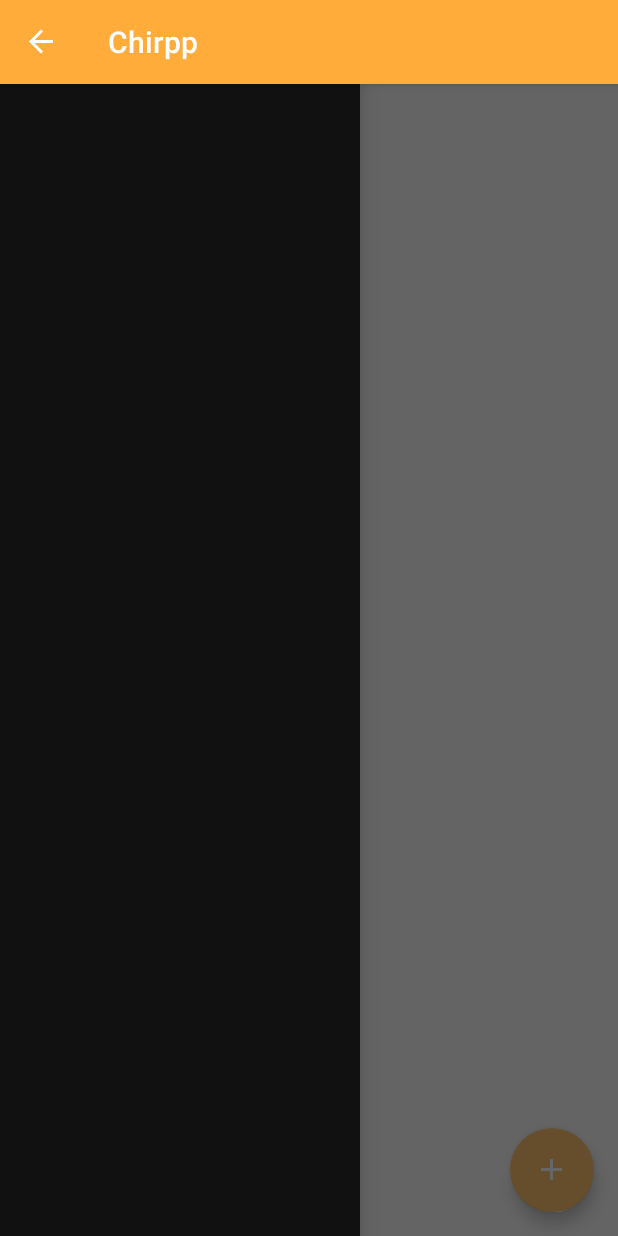
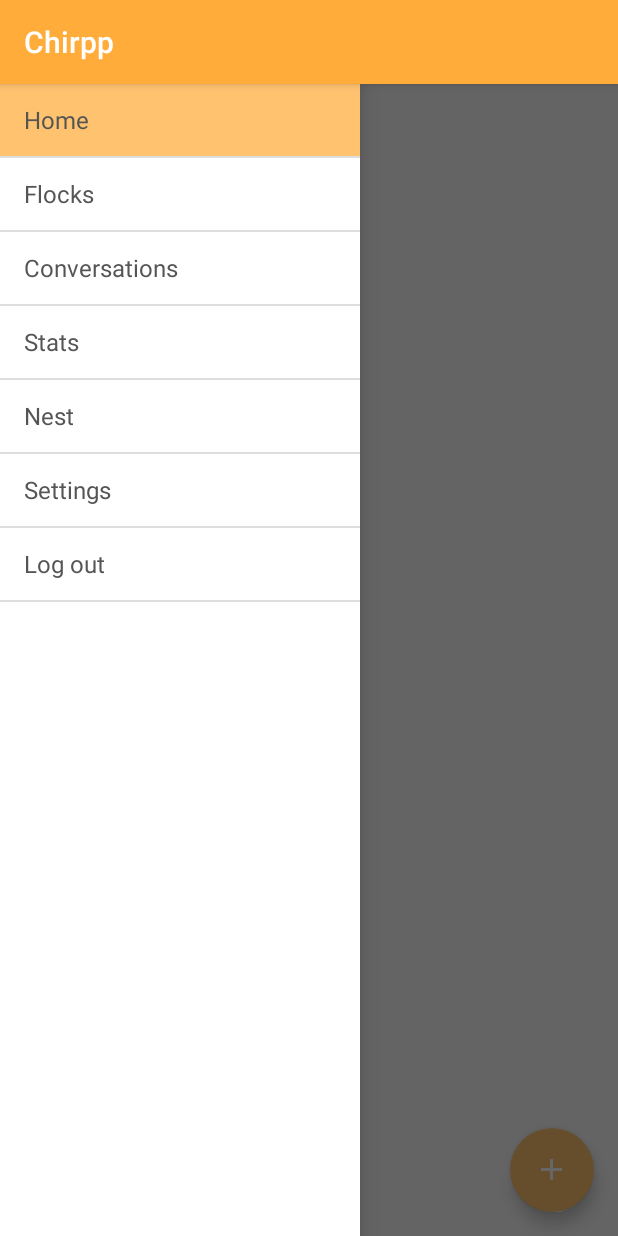
Before and after one commit to adamcreekroad/chirpp-android-java, an Android app: the HomeFeedActivity screen opened directly, with no data from a screen before it, with the side drawer open, on a phone screen of 412 x 824 dp. Run offline under Robolectric (Android 15) with nearby library versions, the phone set to English and light mode, and no system bars; our stand-ins replace Volley; network calls fail.

Commit message:
implemented working skeleton of nav drawer

```diff
--- a/app/build.gradle
+++ b/app/build.gradle
@@ -10,7 +10,7 @@ android {
         minSdkVersion 15
         targetSdkVersion 23
         versionCode 1
-        versionName "0.1.201"
+        versionName "0.1.205"
     }
     buildTypes {
         debug {
--- a/app/src/main/java/online/chirpp/www/chirpp/HomeFeedActivity.java
+++ b/app/src/main/java/online/chirpp/www/chirpp/HomeFeedActivity.java
@@ -1,5 +1,8 @@
 package online.chirpp.www.chirpp;
 
+import android.app.Fragment;
+import android.app.FragmentManager;
+import android.app.SearchManager;
 import android.content.Context;
 import android.content.Intent;
 import android.content.SharedPreferences;
@@ -13,16 +16,21 @@ import android.support.v4.widget.SwipeRefreshLayout;
 import android.support.v7.app.AppCompatActivity;
 import android.support.v7.widget.Toolbar;
 import android.util.Log;
+import android.view.LayoutInflater;
 import android.view.Menu;
+import android.view.MenuInflater;
 import android.view.MenuItem;
 import android.view.View;
+import android.view.ViewGroup;
 import android.widget.AbsListView;
+import android.widget.AdapterView;
 import android.widget.ArrayAdapter;
+import android.widget.ImageView;
 import android.widget.ListView;
 import android.widget.ProgressBar;
 import android.widget.TextView;
 import android.widget.EditText;
-
+import android.widget.Toast;
 
 
 import org.json.JSONObject;
@@ -38,6 +46,7 @@ import com.android.volley.toolbox.Volley;
 import java.util.Arrays;
 import java.util.HashMap;
 import java.util.List;
+import java.util.Locale;
 import java.util.Map;
 
 import adapters.PostAdapter;
@@ -63,6 +72,7 @@ public class HomeFeedActivity extends AppCompatActivity {
     private ActionBarDrawerToggle mDrawerToggle;
     private CharSequence mDrawerTitle;
     private CharSequence mTitle;
+    private String[] mActionTitles;
 
 
     @Override
@@ -71,8 +81,17 @@ public class HomeFeedActivity extends AppCompatActivity {
         setContentView(R.layout.activity_home_feed);
 
         mTitle = mDrawerTitle = getTitle();
+        mActionTitles = getResources().getStringArray(R.array.actions_array);
         mDrawerLayout = (DrawerLayout) findViewById(R.id.drawer_layout);
         mDrawerList = (ListView) findViewById(R.id.left_drawer);
+
+        // Set the adapter for the list view
+        mDrawerList.setAdapter(new ArrayAdapter<String>(this,
+                R.layout.drawer_list_item, mActionTitles));
+        // Set the list's click listener
+        mDrawerList.setOnItemClickListener(new DrawerItemClickListener());
+
+        getSupportActionBar().setHomeButtonEnabled(true);
 
         mDrawerToggle = new ActionBarDrawerToggle(this, mDrawerLayout,
                 R.string.drawer_open, R.string.drawer_close) {
@@ -95,8 +114,16 @@ public class HomeFeedActivity extends AppCompatActivity {
         // Set the drawer toggle as the DrawerListener
         mDrawerLayout.setDrawerListener(mDrawerToggle);
 
-        getSupportActionBar().setDisplayHomeAsUpEnabled(true);
-        getSupportActionBar().setHomeButtonEnabled(true);
+        if (savedInstanceState == null) {
+            selectItem(0);
+        }
+    }
+
+    @Override
+    public boolean onCreateOptionsMenu(Menu menu) {
+        MenuInflater inflater = getMenuInflater();
+        inflater.inflate(R.menu.main, menu);
+        return super.onCreateOptionsMenu(menu);
     }
 
     /* Called whenever we call invalidateOptionsMenu() */
@@ -104,8 +131,57 @@ public class HomeFeedActivity extends AppCompatActivity {
     public boolean onPrepareOptionsMenu(Menu menu) {
         // If the nav drawer is open, hide action items related to the content view
         boolean drawerOpen = mDrawerLayout.isDrawerOpen(mDrawerList);
+        menu.findItem(R.id.action_websearch).setVisible(!drawerOpen);
         return super.onPrepareOptionsMenu(menu);
     }
+
+    @Override
+    public boolean onOptionsItemSelected(MenuItem item) {
+        // The action bar home/up action should open or close the drawer.
+        // ActionBarDrawerToggle will take care of this.
+        if (mDrawerToggle.onOptionsItemSelected(item)) {
+            return true;
+        }
+        // Handle action buttons
+        switch(item.getItemId()) {
+            case R.id.action_websearch:
+                // create intent to perform web search for this planet
+                Intent intent = new Intent(Intent.ACTION_WEB_SEARCH);
+                intent.putExtra(SearchManager.QUERY, getSupportActionBar().getTitle());
+                // catch event that there's no activity to handle intent
+                if (intent.resolveActivity(getPackageManager()) != null) {
+                    startActivity(intent);
+                } else {
+                    Toast.makeText(this, R.string.app_not_available, Toast.LENGTH_LONG).show();
+                }
+                return true;
+            default:
+                return super.onOptionsItemSelected(item);
+        }
+    }
+
+    private class DrawerItemClickListener implements ListView.OnItemClickListener {
+        @Override
+        public void onItemClick(AdapterView parent, View view, int position, long id) {
+            selectItem(position);
+        }
+    }
+
+    /** Swaps fragments in the main content view */
+    private void selectItem(int position) {
+
+        // Highlight the selected item, update the title, and close the drawer
+        mDrawerList.setItemChecked(position, true);
+        setTitle(mActionTitles[position]);
+        mDrawerLayout.closeDrawer(mDrawerList);
+    }
+
+    @Override
+    public void setTitle(CharSequence title) {
+        mTitle = title;
+        getSupportActionBar().setTitle(mTitle);
+    }
+
 
     @Override
     protected void onPostCreate(Bundle savedInstanceState) {
@@ -120,17 +196,6 @@ public class HomeFeedActivity extends AppCompatActivity {
         mDrawerToggle.onConfigurationChanged(newConfig);
     }
 
-    @Override
-    public boolean onOptionsItemSelected(MenuItem item) {
-        // Pass the event to ActionBarDrawerToggle, if it returns
-        // true, then it has handled the app icon touch event
-        if (mDrawerToggle.onOptionsItemSelected(item)) {
-            return true;
-        }
-        // Handle your other action bar items...
-
-        return super.onOptionsItemSelected(item);
-    }
 
     @Override
     public void onStart() {
@@ -236,4 +301,5 @@ public class HomeFeedActivity extends AppCompatActivity {
         moveTaskToBack(true);
     }
 
+
 }
--- a/app/src/main/java/online/chirpp/www/chirpp/NewPostActivity.java
+++ b/app/src/main/java/online/chirpp/www/chirpp/NewPostActivity.java
@@ -37,6 +37,7 @@ public class NewPostActivity extends AppCompatActivity {
     @Override
     protected void onCreate(Bundle savedInstanceState) {
         super.onCreate(savedInstanceState);
+        getSupportActionBar().setDisplayHomeAsUpEnabled(true);
         getSupportActionBar().setDisplayShowHomeEnabled(true);
         getSupportActionBar().setLogo(R.drawable.ic_action);
         getSupportActionBar().setDisplayUseLogoEnabled(true);
--- a/app/src/main/res/layout/activity_home_feed.xml
+++ b/app/src/main/res/layout/activity_home_feed.xml
@@ -3,10 +3,12 @@
     android:id="@+id/drawer_layout"
     android:layout_width="match_parent"
     android:layout_height="match_parent">
+
     <android.support.design.widget.CoordinatorLayout
         xmlns:android="http://schemas.android.com/apk/res/android"
         android:layout_width="match_parent"
-        android:layout_height="match_parent">
+        android:layout_height="match_parent"
+        android:id="@+id/content_frame">
 
         <android.support.v4.widget.SwipeRefreshLayout
             xmlns:android="http://schemas.android.com/apk/res/android"
@@ -50,8 +52,8 @@
         android:layout_height="match_parent"
         android:layout_gravity="start"
         android:choiceMode="singleChoice"
-        android:divider="@android:color/transparent"
-        android:dividerHeight="0dp"
-        android:background="#111"/>
+        android:divider="#ddd"
+        android:dividerHeight="1dp"
+        android:background="#fff"/>
 
 </android.support.v4.widget.DrawerLayout>
--- /dev/null
+++ b/app/src/main/res/layout/drawer_list_item.xml
@@ -0,0 +1,12 @@
+<TextView
+    android:minHeight="?android:attr/listPreferredItemHeightSmall"
+    android:background="?android:attr/activatedBackgroundIndicator"
+    android:textColor="#555555"
+    android:paddingRight="16dp"
+    android:paddingLeft="16dp"
+    android:gravity="center_vertical"
+    android:textAppearance="?android:attr/textAppearanceListItemSmall"
+    android:layout_height="wrap_content"
+    android:layout_width="match_parent"
+    android:id="@android:id/text1"
+    xmlns:android="http://schemas.android.com/apk/res/android"/>
--- /dev/null
+++ b/app/src/main/res/menu/main.xml
@@ -0,0 +1,9 @@
+<?xml version="1.0" encoding="utf-8"?>
+<menu xmlns:android="http://schemas.android.com/apk/res/android"
+    xmlns:app="http://schemas.android.com/apk/res-auto">
+    <item
+        android:title="@string/action_websearch"
+        android:icon="@drawable/ic_search_white_24dp"
+        android:id="@+id/action_websearch"
+        app:showAsAction="ifRoom|withText"/>
+</menu>
--- a/app/src/main/res/values/strings.xml
+++ b/app/src/main/res/values/strings.xml
@@ -17,4 +17,15 @@
     </string>
     <string name="title_activity_home_feed">HomeFeedActivity</string>
     <string name="action_settings">Settings</string>
+    <string-array name="actions_array">
+        <item>Home</item>
+        <item>Flocks</item>
+        <item>Conversations</item>
+        <item>Stats</item>
+        <item>Nest</item>
+        <item>Settings</item>
+        <item>Log out</item>
+    </string-array>
+    <string name="action_websearch">Web search</string>
+    <string name="app_not_available">Sorry, there\'s no web browser available</string>
 </resources>
```
Also changed, not shown: app/src/main/AndroidManifest.xml (+11 -2 lines), app/src/main/res/drawable-hdpi/ic_search_black_24dp.png (added), app/src/main/res/drawable-hdpi/ic_search_white_24dp.png (added), app/src/main/res/drawable-mdpi/ic_search_black_24dp.png (added), app/src/main/res/drawable-mdpi/ic_search_white_24dp.png (added), app/src/main/res/drawable-xhdpi/ic_search_black_24dp.png (added), app/src/main/res/drawable-xhdpi/ic_search_white_24dp.png (added), app/src/main/res/drawable-xxhdpi/ic_search_black_24dp.png (added), app/src/main/res/drawable-xxhdpi/ic_search_white_24dp.png (added), app/src/main/res/drawable-xxxhdpi/ic_search_black_24dp.png (added), app/src/main/res/drawable-xxxhdpi/ic_search_white_24dp.png (added).
